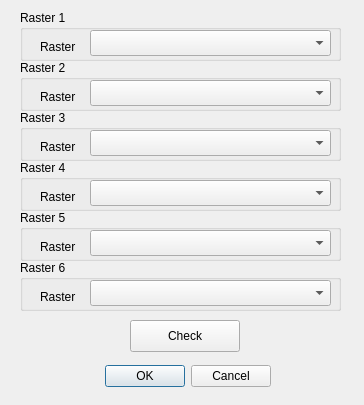
Before: the Qt Designer form TestModule_dialog_base.ui in fundor333/RUSLECalculator, drawn with Qt 5.
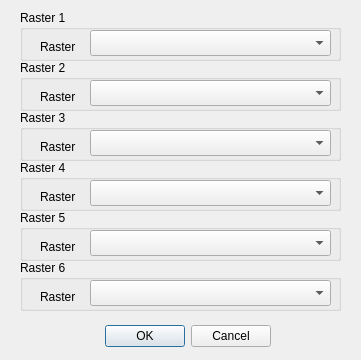
After: the same form once the commit is applied.

```diff
--- a/TestModule_dialog_base.ui
+++ b/TestModule_dialog_base.ui
@@ -6,8 +6,8 @@
    <rect>
     <x>0</x>
     <y>0</y>
-    <width>364</width>
-    <height>405</height>
+    <width>361</width>
+    <height>360</height>
    </rect>
   </property>
   <property name="cursor">
@@ -20,7 +20,7 @@
    <property name="geometry">
     <rect>
      <x>90</x>
-     <y>360</y>
+     <y>320</y>
      <width>181</width>
      <height>32</height>
     </rect>
@@ -248,25 +248,6 @@
     </property>
    </widget>
   </widget>
-  <widget class="QPushButton" name="checker">
-   <property name="geometry">
-    <rect>
-     <x>130</x>
-     <y>320</y>
-     <width>110</width>
-     <height>32</height>
-    </rect>
-   </property>
-   <property name="cursor">
-    <cursorShape>PointingHandCursor</cursorShape>
-   </property>
-   <property name="toolTip">
-    <string>&lt;html&gt;&lt;head/&gt;&lt;body&gt;&lt;p&gt;Check if rasters are corret&lt;/p&gt;&lt;/body&gt;&lt;/html&gt;</string>
-   </property>
-   <property name="text">
-    <string>Check</string>
-   </property>
-  </widget>
  </widget>
  <resources/>
  <connections>
```
Left out of the diff: 37 changed lines with no effect on the pictures.
